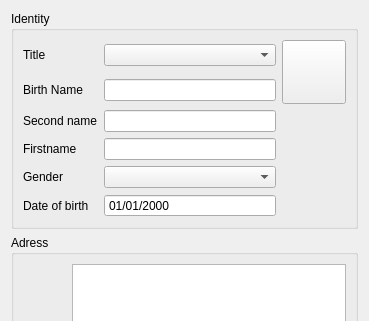
Before: the Qt Designer form plugins/patientbaseplugin/identitywidget.ui in FreeHealth/freehealth, drawn with Qt 5; both pictures show x 0 to 369 and y 0 to 321 of the 369 by 548 pixel window.
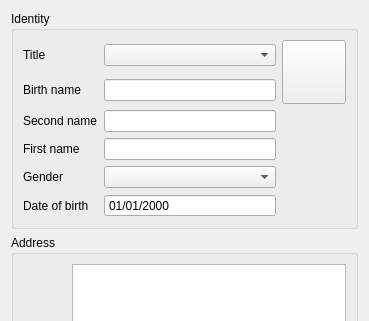
After: the same form once the commit is applied. Custom widgets are drawn as their Qt base class.

Patch:
```diff
--- a/plugins/patientbaseplugin/identitywidget.ui
+++ b/plugins/patientbaseplugin/identitywidget.ui
@@ -70,7 +70,7 @@
       <item row="1" column="0">
        <widget class="QLabel" name="label">
         <property name="text">
-         <string>Birth Name</string>
+         <string>Birth name</string>
         </property>
        </widget>
       </item>
@@ -90,7 +90,7 @@
       <item row="3" column="0">
        <widget class="QLabel" name="label_3">
         <property name="text">
-         <string>Firstname</string>
+         <string>First name</string>
         </property>
        </widget>
       </item>
@@ -133,7 +133,7 @@
    <item row="1" column="0">
     <widget class="QGroupBox" name="editAdressGroup">
      <property name="title">
-      <string>Adress</string>
+      <string>Address</string>
      </property>
      <layout class="QGridLayout" name="gridLayout_2">
       <item row="0" column="0">
```
